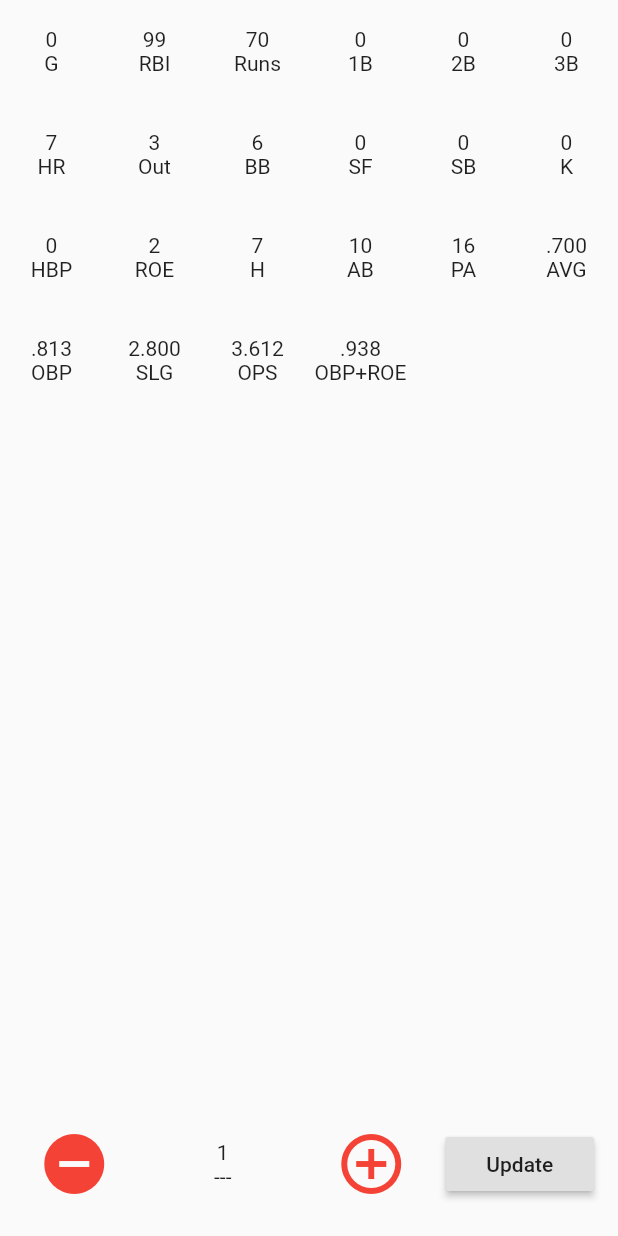
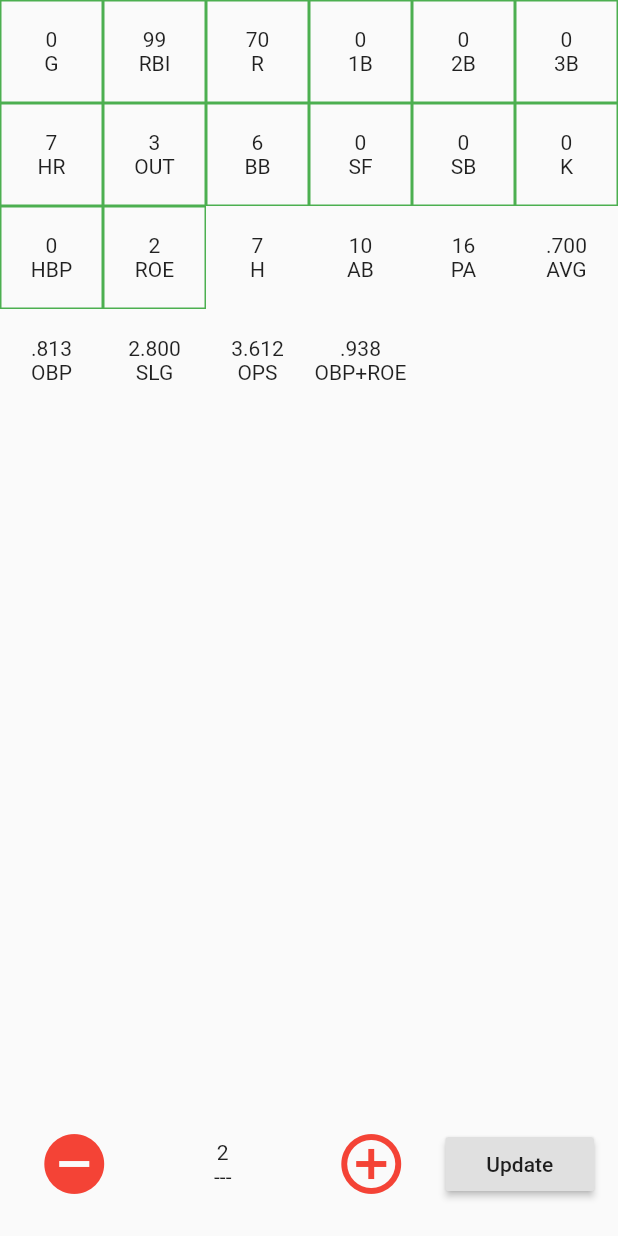
Before and after one commit to EddieF87/Softball-Statkeeper-Flutter, a Flutter app: the PlayerRoute widget shown alone on an empty page, opened directly, item 2 of the bottom bar chosen, after a tap on "Update", on a phone screen of 412 x 824 dp. Run offline on Flutter 3.47's test engine with Material 2 defaults, Android fonts, the phone set to English and light mode, and no system bars.

Commit message:
Implement editing of stats
Implement update button so when it is pressed in the PlayerStatControls,
the selected stat's amount (along with any other affected stats) is
updated.
Create static stats labels in the PlayerStatsClass and a list of
changeable stats, so only when one of those are clicked on can they be
updated in the controls.

```diff
--- a/lib/model/player_stats.dart
+++ b/lib/model/player_stats.dart
@@ -1,6 +1,25 @@
 import 'package:meta/meta.dart';
 
 class PlayerStats {
+  static const String LABEL_G = "G";
+  static const String LABEL_1B = "1B";
+  static const String LABEL_2B = "2B";
+  static const String LABEL_3B = "3B";
+  static const String LABEL_HR = "HR";
+  static const String LABEL_BB = "BB";
+  static const String LABEL_HBP = "HBP";
+  static const String LABEL_ROE = "ROE";
+  static const String LABEL_OUT = "OUT";
+  static const String LABEL_K = "K";
+  static const String LABEL_SF = "SF";
+  static const String LABEL_SB = "SB";
+  static const String LABEL_R = "R";
+  static const String LABEL_RBI = "RBI";
+  static const Set<String> CHANGEABLE_LABELS = {
+    LABEL_G, LABEL_1B, LABEL_2B, LABEL_3B, LABEL_HR, LABEL_BB, LABEL_HBP,
+  LABEL_ROE, LABEL_OUT, LABEL_K, LABEL_SF, LABEL_SB, LABEL_R, LABEL_RBI,
+  };
+
   double id;
   String firestoreID;
   String teamFirestoreID;
@@ -47,90 +66,99 @@ class PlayerStats {
         assert(name != null);
 
   Map<String, dynamic> toJson() => {
-    "id" : this.id,
-    "firestoreID" : this.firestoreID,
-    "teamFirestoreID" : this.teamFirestoreID,
-    "name" : this.name,
-    "team" : this.team,
-    "games" : this.games,
-    "rbi" : this.rbi,
-    "runs" : this.runs,
-    "singles" : this.singles,
-    "doubles" : this.doubles,
-    "triples" : this.triples,
-    "hrs" : this.hrs,
-    "outs" : this.outs,
-    "walks" : this.walks,
-    "sacFlies" : this.sacFlies,
-    "stolenBases" : this.stolenBases,
-    "strikeOuts" : this.strikeOuts,
-    "hbp" : this.hbp,
-    "gender" : this.gender,
-    "rOE" : this.rOE,
-  };
+        "id": this.id,
+        "firestoreID": this.firestoreID,
+        "teamFirestoreID": this.teamFirestoreID,
+        "name": this.name,
+        "team": this.team,
+        "games": this.games,
+        "rbi": this.rbi,
+        "runs": this.runs,
+        "singles": this.singles,
+        "doubles": this.doubles,
+        "triples": this.triples,
+        "hrs": this.hrs,
+        "outs": this.outs,
+        "walks": this.walks,
+        "sacFlies": this.sacFlies,
+        "stolenBases": this.stolenBases,
+        "strikeOuts": this.strikeOuts,
+        "hbp": this.hbp,
+        "gender": this.gender,
+        "rOE": this.rOE,
+      };
 
   Map<String, num> toStatsMap() => {
-    "G" : this.games,
-    "RBI" : this.rbi,
-    "Runs" : this.runs,
-    "1B" : this.singles,
-    "2B" : this.doubles,
-    "3B" : this.triples,
-    "HR" : this.hrs,
-    "Out" : this.outs,
-    "BB" : this.walks,
-    "SF" : this.sacFlies,
-    "SB" : this.stolenBases,
-    "K" : this.strikeOuts,
-    "HBP" : this.hbp,
-    "ROE" : this.rOE,
-    "H" : getHits(),
-    "AB" : getAB(),
-    "PA" : getPA(),
-    "AVG" : getAVG(),
-    "OBP" : getOBP(),
-    "SLG" : getSLG(),
-    "OPS" : getOPS(),
-    "OBP+ROE" : getOBPwithROE(),
-  };
+        LABEL_G: this.games,
+        LABEL_RBI: this.rbi,
+        LABEL_R: this.runs,
+        LABEL_1B: this.singles,
+        LABEL_2B: this.doubles,
+        LABEL_3B: this.triples,
+        LABEL_HR: this.hrs,
+        LABEL_OUT: this.outs,
+        LABEL_BB: this.walks,
+        LABEL_SF: this.sacFlies,
+        LABEL_SB: this.stolenBases,
+        LABEL_K: this.strikeOuts,
+        LABEL_HBP: this.hbp,
+        LABEL_ROE: this.rOE,
+        "H": getHits(),
+        "AB": getAB(),
+        "PA": getPA(),
+        "AVG": getAVG(),
+        "OBP": getOBP(),
+        "SLG": getSLG(),
+        "OPS": getOPS(),
+        "OBP+ROE": getOBPwithROE(),
+      };
 
   int getHits() => singles + doubles + triples + hrs;
-  int getTotalBases() => singles + doubles*2 + triples*3 + hrs*4;
+
+  int getTotalBases() => singles + doubles * 2 + triples * 3 + hrs * 4;
+
   int getOnBase() => getHits() + walks;
+
   int getOnBasePlusROE() => getOnBase() + rOE;
+
   int getAB() => getHits() + outs;
+
   int getPA() => getAB() + walks + sacFlies;
 
   double getAVG() {
-    if(getAB() == 0) {
+    if (getAB() == 0) {
       return null;
     } else {
       return getHits() / getAB();
     }
   }
+
   double getOBP() {
-    if(getPA() == 0) {
+    if (getPA() == 0) {
       return null;
     } else {
       return getOnBase() / getPA();
     }
   }
+
   double getSLG() {
-    if(getAB() == 0) {
+    if (getAB() == 0) {
       return null;
     } else {
       return getTotalBases() / getAB();
     }
   }
+
   double getOPS() {
-    if(getSLG() == null) {
+    if (getSLG() == null) {
       return getOBP();
     } else {
       return getSLG() + getOBP();
     }
   }
+
   double getOBPwithROE() {
-    if(getPA() == 0) {
+    if (getPA() == 0) {
       return null;
     } else {
       return getOnBasePlusROE() / getPA();
--- a/lib/widget/player_stat_controls.dart
+++ b/lib/widget/player_stat_controls.dart
@@ -3,9 +3,11 @@ import 'package:sleekstats_flutter_statkeeper/widget/player_stat_label.dart';
 
 class PlayerStatControls extends StatefulWidget {
   final String stat;
+  final ValueSetter onSubmit;
 
   PlayerStatControls({
     this.stat = "---",
+    this.onSubmit,
   });
 
   @override
@@ -49,7 +51,7 @@ class _PlayerStatControlsState extends State<PlayerStatControls> {
           ),
           Expanded(
             child: RaisedButton(
-              onPressed: resetAmount,
+              onPressed: () => widget.onSubmit(StatToUpdate(name: widget.stat, amount: amount)),
               child: Text("Update"),
             ),
           ),
@@ -59,6 +61,7 @@ class _PlayerStatControlsState extends State<PlayerStatControls> {
   }
 
   IconButton createIconButton(IconData iconData, onPress) {
+    debugPrint("createIconButton");
     return IconButton(
 //      padding: EdgeInsets.all(16.0),
       icon: Icon(iconData),
@@ -70,3 +73,10 @@ class _PlayerStatControlsState extends State<PlayerStatControls> {
     );
   }
 }
+
+class StatToUpdate {
+  final String name;
+  final int amount;
+
+  StatToUpdate({this.name, this.amount}) : assert(name != null, amount != null);
+}
--- a/lib/widget/player_stat_label.dart
+++ b/lib/widget/player_stat_label.dart
@@ -1,5 +1,6 @@
 import 'package:flutter/material.dart';
 import 'package:intl/intl.dart';
+import 'package:sleekstats_flutter_statkeeper/model/player_stats.dart';
 
 class PlayerStatLabel extends StatelessWidget {
   final num amount;
@@ -13,23 +14,45 @@ class PlayerStatLabel extends StatelessWidget {
   @override
   Widget build(BuildContext context) {
     debugPrint("BUILD PlayerStatLabel  stat");
-    return InkWell(
-      borderRadius: BorderRadius.circular(4.0),
-      onTap: onTap,
-      child: Column(
-        mainAxisAlignment: MainAxisAlignment.center,
-        children: <Widget>[Text(_displayAmount()), Text(stat)],
+    return Container(
+      decoration: _decorateBox(),
+      child: InkWell(
+        borderRadius: BorderRadius.circular(4.0),
+        onTap: setOnTap(),
+        child: Column(
+          mainAxisAlignment: MainAxisAlignment.center,
+          children: <Widget>[Text(_displayAmount()), Text(stat)],
+        ),
       ),
     );
+  }
+
+  BoxDecoration _decorateBox() {
+    if (PlayerStats.CHANGEABLE_LABELS.contains(stat)) {
+      return BoxDecoration(
+        border: Border.all(
+          color: Colors.green,
+        ),
+      );
+    } else {
+      return BoxDecoration();
+    }
   }
 
   _displayAmount() {
     if (amount == null) {
       return "---";
-    } else if (amount is double){
+    } else if (amount is double) {
       return formatter.format(amount);
     } else {
       return amount.toString();
     }
   }
+
+  VoidCallback setOnTap() {
+    if (PlayerStats.CHANGEABLE_LABELS.contains(stat)) {
+      return onTap;
+    }
+    return null;
+  }
 }
--- a/lib/widget/player_stats_page.dart
+++ b/lib/widget/player_stats_page.dart
@@ -4,53 +4,38 @@ import 'package:sleekstats_flutter_statkeeper/widget/player_stat_label.dart';
 
 class PlayerStatsPage extends StatefulWidget {
   final ValueChanged onTap;
+  final PlayerStats playerStats;
 
-  const PlayerStatsPage({Key key, this.onTap}) : super(key: key);
+  const PlayerStatsPage({Key key, this.onTap, this.playerStats})
+      : super(key: key);
 
   @override
   _PlayerStatsPageState createState() => _PlayerStatsPageState();
 }
 
 class _PlayerStatsPageState extends State<PlayerStatsPage> {
-
-  PlayerStats _playerStats = PlayerStats(
-      id: 889333315,
-      firestoreID: "firestoreID",
-      name: "MAGIC JOGBSON",
-      rbi: 99,
-      runs: 70,
-  hrs: 7,
-  walks: 6, rOE: 2, outs: 3);
-
   @override
   Widget build(BuildContext context) {
     debugPrint("BUILD PlayerStatsPage");
-    return _buildPage();
-  }
-
-  Widget _buildPage() {
-    if (_playerStats == null) {
-      return Text("NULLLLLL");
-    } else {
-      return
-        Expanded(child: GridView.count(
-          crossAxisCount: 6,
-          children: _buildGrid(),
-        ),
-        );
-    }
+    return Expanded(
+      child: GridView.count(
+        crossAxisCount: 6,
+        children: _buildGrid(),
+      ),
+    );
   }
 
   List<PlayerStatLabel> _buildGrid() {
-    Map<String, num> statsMap = _playerStats.toStatsMap();
+    Map<String, num> statsMap = widget.playerStats.toStatsMap();
     statsMap.forEach((k, v) => debugPrint("mapping $k , $v"));
     List<PlayerStatLabel> list = [];
-    statsMap.forEach((k, v) =>
-        list.add(PlayerStatLabel(
+    statsMap.forEach((k, v) {
+      list.add(PlayerStatLabel(
           stat: k,
           amount: v,
           onTap: () => widget.onTap(k),
-        )));
+        ));
+    });
     return list;
   }
 }
```
Also changed, not shown: lib/route/player_route.dart (+98 -9 lines).
